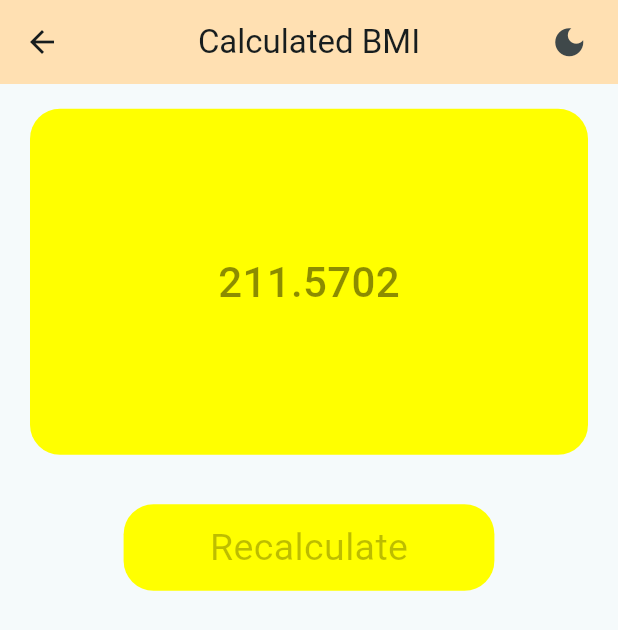
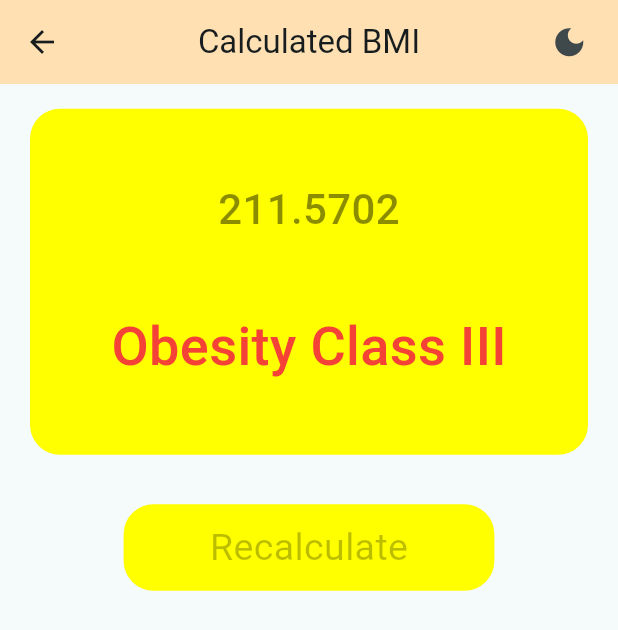
Before and after one commit to Ratndeep1999/bmi_calculator, a Flutter app: the screen it shows after launch, after a tap on "Calculate", on a phone screen of 412 x 824 dp. Shown: the top 630 px of the screen. Run offline on Flutter 3.47's test engine with Material 3 defaults, Android fonts, the phone set to English and light mode, and no system bars.

Commit message:
calculated_bmi_result_page.dart : Ui change and bhi show, categories add

```diff
--- a/lib/calculated_bmi_result_page.dart
+++ b/lib/calculated_bmi_result_page.dart
@@ -62,6 +62,16 @@ class _CalculatedBmiState extends State<CalculatedBmi> {
                       ),
                     ),
 
+                    // Category
+                    Text(
+                      'Obesity Class III',
+                      style: TextStyle(
+                        color: Colors.red,
+                          fontSize: 36,
+                          fontWeight: FontWeight.w500
+                      ),
+                    ),
+
 
                   ],
                 ),
```
